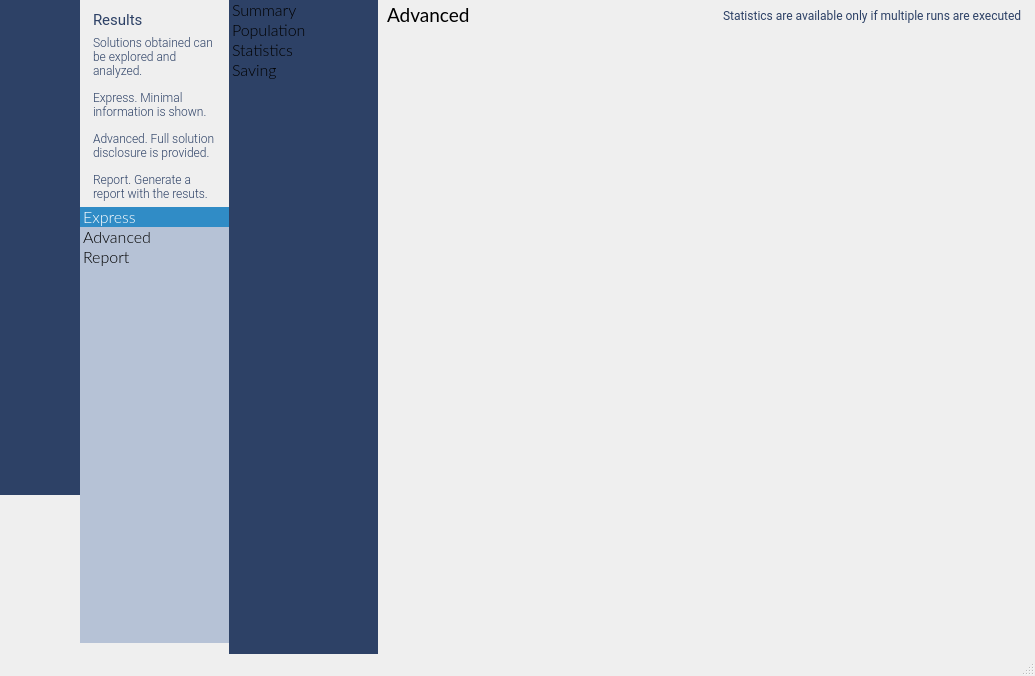
Old version of the form source/mainwidget.ui in the repository emigdioz/LeafGP.
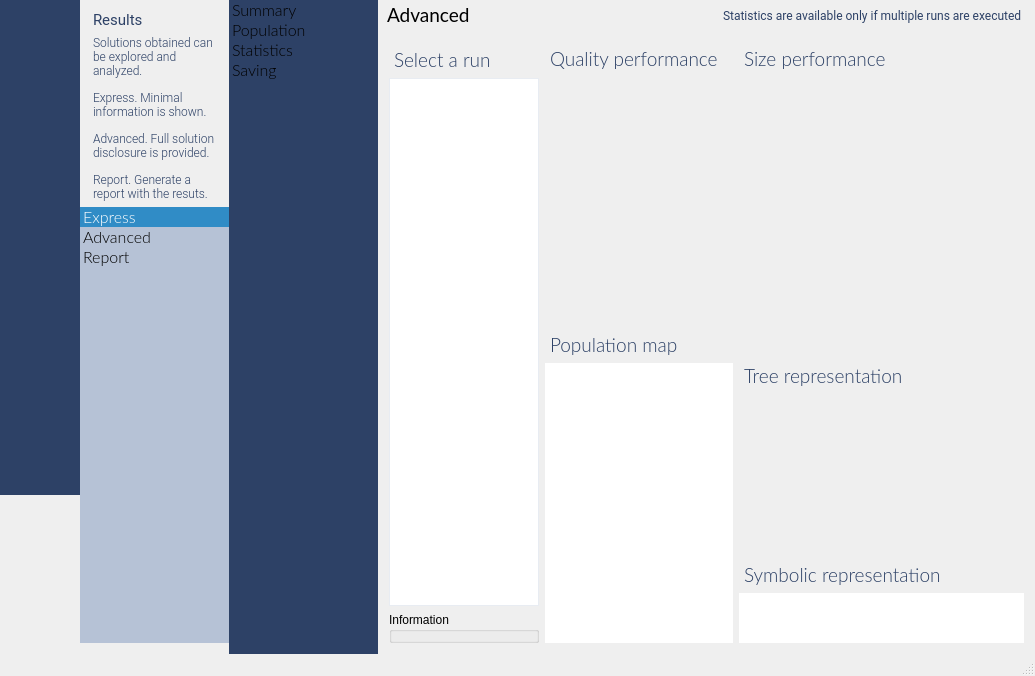
New version of the form. The open tabs and pages were chosen to show the change. Icons and pictures are not drawn. Custom widgets are drawn as their Qt base class.

Commit message: Implementation of population data per run in results page

```diff
--- a/source/mainwidget.ui
+++ b/source/mainwidget.ui
@@ -5751,7 +5751,402 @@
                     <number>2</number>
                    </property>
                    <widget class="QWidget" name="pageSummary_2"/>
-                   <widget class="QWidget" name="pagePopulation_3"/>
+                   <widget class="QWidget" name="pagePopulation_3">
+                    <property name="styleSheet">
+                     <string notr="true">QLabel {
+	font-family: Roboto;
+	font-weight: normal;
+	font-size: 9pt;
+	padding-left: 10px;
+	padding-right: 10px;
+	color: rgb(45,65,102);
+}</string>
+                    </property>
+                    <layout class="QGridLayout" name="gridLayout_104">
+                     <item row="0" column="0">
+                      <layout class="QHBoxLayout" name="horizontalLayout_9">
+                       <item>
+                        <widget class="QFrame" name="frame_37">
+                         <property name="maximumSize">
+                          <size>
+                           <width>150</width>
+                           <height>16777215</height>
+                          </size>
+                         </property>
+                         <property name="frameShape">
+                          <enum>QFrame::NoFrame</enum>
+                         </property>
+                         <property name="frameShadow">
+                          <enum>QFrame::Raised</enum>
+                         </property>
+                         <layout class="QGridLayout" name="gridLayout_102">
+                          <property name="leftMargin">
+                           <number>0</number>
+                          </property>
+                          <property name="topMargin">
+                           <number>0</number>
+                          </property>
+                          <property name="rightMargin">
+                           <number>0</number>
+                          </property>
+                          <property name="bottomMargin">
+                           <number>0</number>
+                          </property>
+                          <property name="spacing">
+                           <number>0</number>
+                          </property>
+                          <item row="0" column="0">
+                           <layout class="QVBoxLayout" name="verticalLayout_34">
+                            <item>
+                             <widget class="QLabel" name="label_133">
+                              <property name="minimumSize">
+                               <size>
+                                <width>0</width>
+                                <height>25</height>
+                               </size>
+                              </property>
+                              <property name="maximumSize">
+                               <size>
+                                <width>16777215</width>
+                                <height>25</height>
+                               </size>
+                              </property>
+                              <property name="styleSheet">
+                               <string notr="true">QLabel {
+	font-family: Lato;
+	font-weight: 200;
+	font-size: 14pt;
+	padding-left: 1px;
+}</string>
+                              </property>
+                              <property name="text">
+                               <string>Select a run</string>
+                              </property>
+                             </widget>
+                            </item>
+                            <item>
+                             <widget class="QListView" name="runSelectionView">
+                              <property name="focusPolicy">
+                               <enum>Qt::NoFocus</enum>
+                              </property>
+                              <property name="styleSheet">
+                               <string notr="true">QListView {
+	border-style: solid;
+	border-width: 1px;
+	border-color: rgb(232,236,242);
+	font-family: Roboto;
+	font-weight: normal;
+	font-size: 9pt;
+	color: rgb(45,65,102);
+}
+
+QListView::item {
+	padding-top: 2px;
+	padding-bottom: 2px;
+}
+QListView::item:selected {
+	background-color: rgb(182,194,214);
+}
+
+QListView::item:selected:active {
+	background-color: rgb(182,194,214);
+}
+QListView::item:hover {
+	background-color: rgb(232,236,242);
+}</string>
+                              </property>
+                              <property name="frameShape">
+                               <enum>QFrame::NoFrame</enum>
+                              </property>
+                             </widget>
+                            </item>
+                            <item>
+                             <widget class="QGroupBox" name="groupBox_18">
+                              <property name="title">
+                               <string>Information</string>
+                              </property>
+                             </widget>
+                            </item>
+                           </layout>
+                          </item>
+                         </layout>
+                        </widget>
+                       </item>
+                       <item>
+                        <widget class="QFrame" name="frame_38">
+                         <property name="minimumSize">
+                          <size>
+                           <width>0</width>
+                           <height>0</height>
+                          </size>
+                         </property>
+                         <property name="frameShape">
+                          <enum>QFrame::NoFrame</enum>
+                         </property>
+                         <property name="frameShadow">
+                          <enum>QFrame::Raised</enum>
+                         </property>
+                         <layout class="QGridLayout" name="gridLayout_105">
+                          <property name="leftMargin">
+                           <number>0</number>
+                          </property>
+                          <property name="topMargin">
+                           <number>0</number>
+                          </property>
+                          <property name="rightMargin">
+                           <number>0</number>
+                          </property>
+                          <property name="bottomMargin">
+                           <number>0</number>
+                          </property>
+                          <property name="spacing">
+                           <number>0</number>
+                          </property>
+                          <item row="0" column="0">
+                           <layout class="QGridLayout" name="gridLayout_103">
+                            <item row="1" column="0">
+                             <widget class="QCustomPlot" name="plotQualityRun" native="true">
+                              <property name="minimumSize">
+                               <size>
+                                <width>0</width>
+                                <height>250</height>
+                               </size>
+                              </property>
+                              <property name="maximumSize">
+                               <size>
+                                <width>16777215</width>
+                                <height>16777215</height>
+                               </size>
+                              </property>
+                             </widget>
+                            </item>
+                            <item row="2" column="0">
+                             <widget class="QLabel" name="label_136">
+                              <property name="maximumSize">
+                               <size>
+                                <width>16777215</width>
+                                <height>25</height>
+                               </size>
+                              </property>
+                              <property name="styleSheet">
+                               <string notr="true">QLabel {
+	font-family: Lato;
+	font-weight: 200;
+	font-size: 14pt;
+	padding-left: 1px;
+}</string>
+                              </property>
+                              <property name="text">
+                               <string>Population map</string>
+                              </property>
+                             </widget>
+                            </item>
+                            <item row="0" column="1">
+                             <widget class="QLabel" name="label_135">
+                              <property name="styleSheet">
+                               <string notr="true">QLabel {
+	font-family: Lato;
+	font-weight: 200;
+	font-size: 14pt;
+	padding-left: 1px;
+}</string>
+                              </property>
+                              <property name="text">
+                               <string>Size performance</string>
+                              </property>
+                             </widget>
+                            </item>
+                            <item row="0" column="0">
+                             <widget class="QLabel" name="label_134">
+                              <property name="maximumSize">
+                               <size>
+                                <width>16777215</width>
+                                <height>25</height>
+                               </size>
+                              </property>
+                              <property name="styleSheet">
+                               <string notr="true">QLabel {
+	font-family: Lato;
+	font-weight: 200;
+	font-size: 14pt;
+	padding-left: 1px;
+}</string>
+                              </property>
+                              <property name="text">
+                               <string>Quality performance</string>
+                              </property>
+                             </widget>
+                            </item>
+                            <item row="1" column="1">
+                             <widget class="QCustomPlot" name="plotSizeRun" native="true"/>
+                            </item>
+                            <item row="3" column="1">
+                             <widget class="QFrame" name="frame_39">
+                              <property name="frameShape">
+                               <enum>QFrame::NoFrame</enum>
+                              </property>
+                              <property name="frameShadow">
+                               <enum>QFrame::Raised</enum>
+                              </property>
+                              <layout class="QGridLayout" name="gridLayout_106">
+                               <property name="leftMargin">
+                                <number>0</number>
+                               </property>
+                               <property name="topMargin">
+                                <number>0</number>
+                               </property>
+                               <property name="rightMargin">
+                                <number>0</number>
+                               </property>
+                               <property name="bottomMargin">
+                                <number>0</number>
+                               </property>
+                               <property name="spacing">
+                                <number>0</number>
+                               </property>
+                               <item row="0" column="0">
+                                <layout class="QVBoxLayout" name="verticalLayout_35">
+                                 <item>
+                                  <widget class="QLabel" name="label_137">
+                                   <property name="maximumSize">
+                                    <size>
+                                     <width>16777215</width>
+                                     <height>25</height>
+                                    </size>
+                                   </property>
+                                   <property name="styleSheet">
+                                    <string notr="true">QLabel {
+	font-family: Lato;
+	font-weight: 200;
+	font-size: 14pt;
+	padding-left: 1px;
+}</string>
+                                   </property>
+                                   <property name="text">
+                                    <string>Tree representation</string>
+                                   </property>
+                                  </widget>
+                                 </item>
+                                 <item>
+                                  <widget class="drawTreeWidget" name="treePopRun" native="true"/>
+                                 </item>
+                                 <item>
+                                  <widget class="QLabel" name="label_138">
+                                   <property name="maximumSize">
+                                    <size>
+                                     <width>16777215</width>
+                                     <height>25</height>
+                                    </size>
+                                   </property>
+                                   <property name="styleSheet">
+                                    <string notr="true">QLabel {
+	font-family: Lato;
+	font-weight: 200;
+	font-size: 14pt;
+	padding-left: 1px;
+}</string>
+                                   </property>
+                                   <property name="text">
+                                    <string>Symbolic representation</string>
+                                   </property>
+                                  </widget>
+                                 </item>
+                                 <item>
+                                  <widget class="QScrollArea" name="scrollArea_4">
+                                   <property name="maximumSize">
+                                    <size>
+                                     <width>16777215</width>
+                                     <height>50</height>
+                                    </size>
+                                   </property>
+                                   <property name="styleSheet">
+                                    <string notr="true">QWidget#scrollAreaWidgetContents_4 {
+	background: rgb(255, 255, 255);
+}</string>
+                                   </property>
+                                   <property name="frameShape">
+                                    <enum>QFrame::NoFrame</enum>
+                                   </property>
+                                   <property name="verticalScrollBarPolicy">
+                                    <enum>Qt::ScrollBarAlwaysOff</enum>
+                                   </property>
+                                   <property name="widgetResizable">
+                                    <bool>true</bool>
+                                   </property>
+                                   <widget class="QWidget" name="scrollAreaWidgetContents_4">
+                                    <property name="geometry">
+                                     <rect>
+                                      <x>0</x>
+                                      <y>0</y>
+                                      <width>295</width>
+                                      <height>50</height>
+                                     </rect>
+                                    </property>
+                                    <layout class="QGridLayout" name="gridLayout_108">
+                                     <item row="0" column="0">
+                                      <widget class="QLabel" name="label_139">
+                                       <property name="text">
+                                        <string/>
+                                       </property>
+                                      </widget>
+                                     </item>
+                                    </layout>
+                                   </widget>
+                                  </widget>
+                                 </item>
+                                </layout>
+                               </item>
+                              </layout>
+                             </widget>
+                            </item>
+                            <item row="3" column="0">
+                             <widget class="QScrollArea" name="scrollArea_3">
+                              <property name="sizePolicy">
+                               <sizepolicy hsizetype="Preferred" vsizetype="Preferred">
+                                <horstretch>0</horstretch>
+                                <verstretch>0</verstretch>
+                               </sizepolicy>
+                              </property>
+                              <property name="focusPolicy">
+                               <enum>Qt::NoFocus</enum>
+                              </property>
+                              <property name="styleSheet">
+                               <string notr="true">QWidget#scrollAreaWidgetContents_3 {
+	background: rgb(255, 255, 255);
+}</string>
+                              </property>
+                              <property name="frameShape">
+                               <enum>QFrame::NoFrame</enum>
+                              </property>
+                              <property name="widgetResizable">
+                               <bool>true</bool>
+                              </property>
+                              <widget class="QWidget" name="scrollAreaWidgetContents_3">
+                               <property name="geometry">
+                                <rect>
+                                 <x>0</x>
+                                 <y>0</y>
+                                 <width>178</width>
+                                 <height>266</height>
+                                </rect>
+                               </property>
+                               <layout class="QGridLayout" name="gridLayout_107">
+                                <item row="0" column="0">
+                                 <widget class="populationMapWidget" name="populationMapRun" native="true"/>
+                                </item>
+                               </layout>
+                              </widget>
+                             </widget>
+                            </item>
+                           </layout>
+                          </item>
+                         </layout>
+                        </widget>
+                       </item>
+                      </layout>
+                     </item>
+                    </layout>
+                   </widget>
                    <widget class="QWidget" name="pageStatistics_2">
                     <layout class="QGridLayout" name="gridLayout_101">
                      <item row="0" column="0">
```
Left out of the diff: 10 changed lines with no effect on the pictures. The commit also changes 10 other files.
